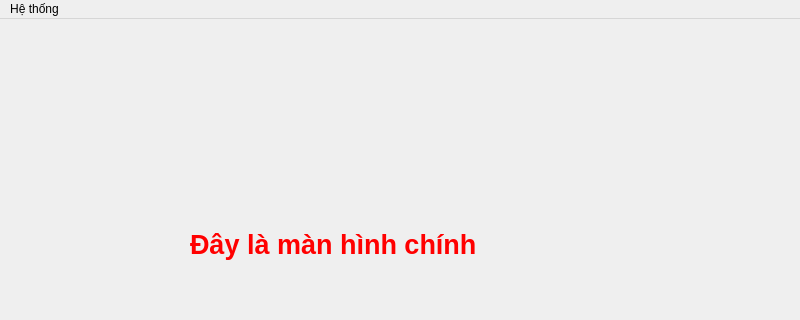
Old version of the form Salemanagement/ui/MainprogramMainWindow.ui in the repository OliuOliuHiu/ML-K22416C; both pictures show x 0 to 800 and y 0 to 320 of the 800 by 600 pixel window.
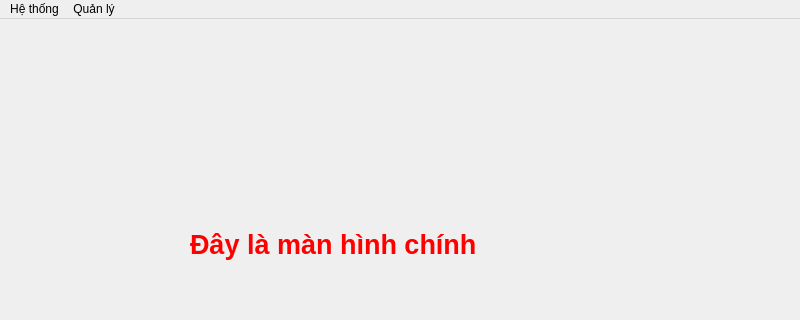
New version of the form. Icons and pictures are not drawn.

The edit to the form file:
```diff
--- a/Salemanagement/ui/MainprogramMainWindow.ui
+++ b/Salemanagement/ui/MainprogramMainWindow.ui
@@ -57,7 +57,18 @@
     <addaction name="actionthoatphanmem"/>
     <addaction name="separator"/>
    </widget>
+   <widget class="QMenu" name="menuQu_n_l">
+    <property name="title">
+     <string>Quản lý</string>
+    </property>
+    <addaction name="actionQuanLySanPhamDanhMuc"/>
+    <addaction name="separator"/>
+    <addaction name="actionQuanLyDonHang"/>
+    <addaction name="separator"/>
+    <addaction name="actionQuanLyNhanVien"/>
+   </widget>
    <addaction name="menuH_th_ng"/>
+   <addaction name="menuQu_n_l"/>
   </widget>
   <widget class="QStatusBar" name="statusbar"/>
   <action name="actionthongtintaikhoan">
```
Left out of the diff: 27 changed lines with no effect on the pictures.
